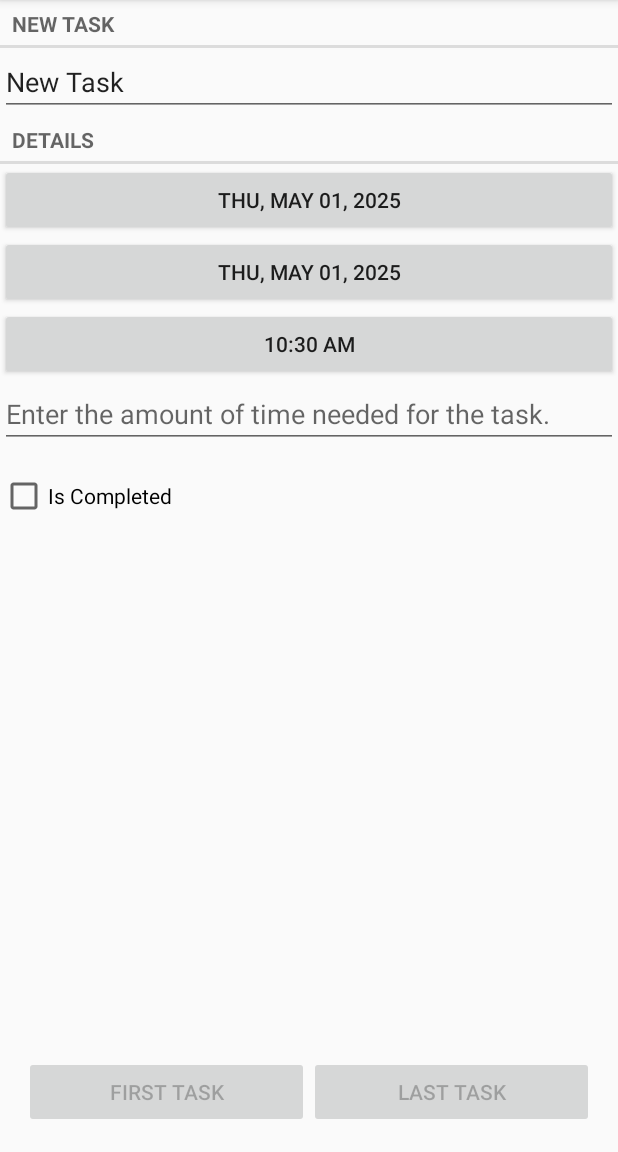
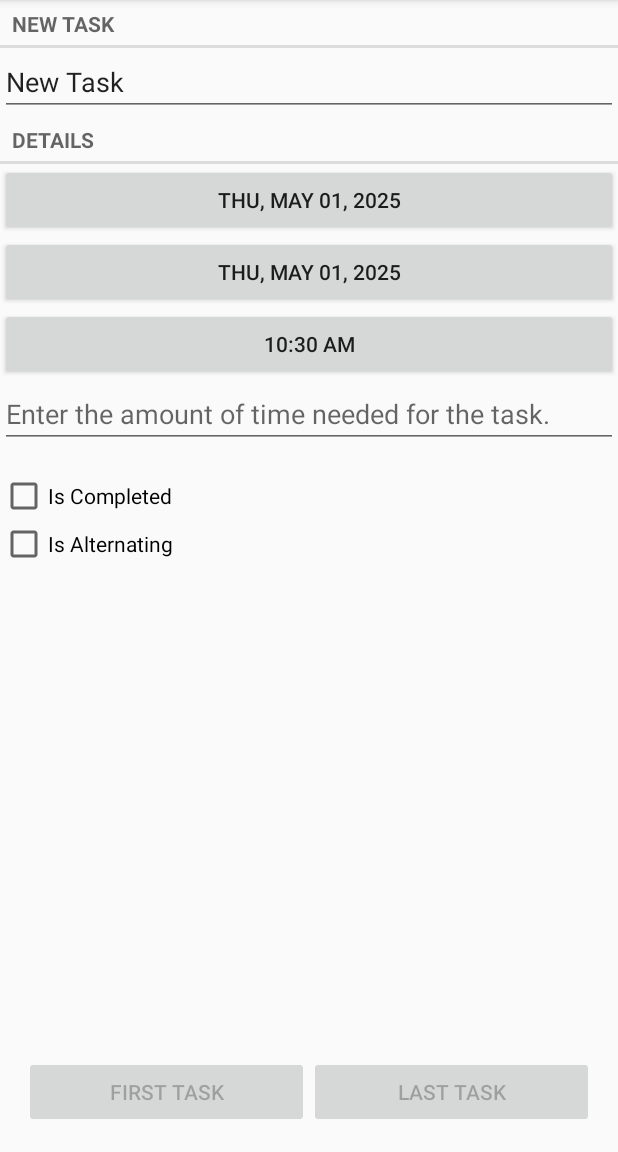
Before and after one commit to andycheng2018/SwiftTasks, an Android app: the screen it shows after launch (TaskPagerActivity), after a tap on "New Task", on a phone screen of 412 x 824 dp, the part 84-1236 px from its top. Run offline under Robolectric (Android 15) with nearby library versions, the phone set to English and light mode, and no system bars.

Commit message:
added alternating days

```diff
--- a/app/src/main/java/com/example/scheduleapp/Task.java
+++ b/app/src/main/java/com/example/scheduleapp/Task.java
@@ -13,6 +13,7 @@ public class Task {
     private Calendar dueDate;
     private int timeNeeded;
     private boolean isCompleted;
+    private boolean isAlternating;
     private boolean taskChanged;
 
     private long remainingTimeMillis;
@@ -84,6 +85,9 @@ public class Task {
     public boolean isCompleted() { return isCompleted; }
     public void setCompleted(boolean isCompleted) { this.isCompleted = isCompleted; }
 
+    public boolean isAlternating() { return isAlternating; }
+    public void setAlternating(boolean isAlternating) { this.isAlternating = isAlternating; }
+
     public void setTaskChanged(boolean taskChanged) {
         this.taskChanged = taskChanged;
     }
--- a/app/src/main/java/com/example/scheduleapp/TaskDbSchema/TaskBaseHelper.java
+++ b/app/src/main/java/com/example/scheduleapp/TaskDbSchema/TaskBaseHelper.java
@@ -14,7 +14,7 @@ public class TaskBaseHelper extends SQLiteOpenHelper {
 
     @Override
     public void onCreate(SQLiteDatabase db) {
-        db.execSQL("create table " + TaskDbSchema.TaskTable.NAME + "(" + " _id integer primary key autoincrement, " + TaskDbSchema.TaskTable.Cols.UUID + ", " + TaskDbSchema.TaskTable.Cols.ASSIGNMENT_NAME + ", " + TaskDbSchema.TaskTable.Cols.START_DATE + ", " + TaskDbSchema.TaskTable.Cols.DUE_DATE + ", " + TaskDbSchema.TaskTable.Cols.TIME_NEEDED + ", " + TaskDbSchema.TaskTable.Cols.IS_COMPLETED + ")");
+        db.execSQL("create table " + TaskDbSchema.TaskTable.NAME + "(" + " _id integer primary key autoincrement, " + TaskDbSchema.TaskTable.Cols.UUID + ", " + TaskDbSchema.TaskTable.Cols.ASSIGNMENT_NAME + ", " + TaskDbSchema.TaskTable.Cols.START_DATE + ", " + TaskDbSchema.TaskTable.Cols.DUE_DATE + ", " + TaskDbSchema.TaskTable.Cols.TIME_NEEDED + ", " + TaskDbSchema.TaskTable.Cols.IS_COMPLETED + ", " + TaskDbSchema.TaskTable.Cols.IS_ALTERNATING + ")");
     }
     @Override
     public void onUpgrade(SQLiteDatabase db, int oldVersion, int newVersion) {
--- a/app/src/main/java/com/example/scheduleapp/TaskDbSchema/TaskCursorWriter.java
+++ b/app/src/main/java/com/example/scheduleapp/TaskDbSchema/TaskCursorWriter.java
@@ -20,11 +20,13 @@ public class TaskCursorWriter extends CursorWrapper {
         long dueDate = getLong(getColumnIndex(TaskDbSchema.TaskTable.Cols.DUE_DATE));
         int timeNeeded = getInt(getColumnIndex(TaskDbSchema.TaskTable.Cols.TIME_NEEDED));
         int isCompleted= getInt(getColumnIndex(TaskDbSchema.TaskTable.Cols.IS_COMPLETED));
+        int isAlternating = getInt(getColumnIndex(TaskDbSchema.TaskTable.Cols.IS_ALTERNATING));
 
         Task task = new Task(UUID.fromString(uuidString));
         task.setAssignmentName(assignmentName);
         task.setTimeNeeded(timeNeeded);
         task.setCompleted(isCompleted != 0);
+        task.setAlternating(isAlternating != 0);
 
         GregorianCalendar startCalendar = new GregorianCalendar();
         startCalendar.setTimeInMillis(startDate);
--- a/app/src/main/java/com/example/scheduleapp/TaskDbSchema/TaskDbSchema.java
+++ b/app/src/main/java/com/example/scheduleapp/TaskDbSchema/TaskDbSchema.java
@@ -11,6 +11,7 @@ public class TaskDbSchema {
             public static final String DUE_DATE = "dueDate";
             public static final String TIME_NEEDED = "timeNeeded";
             public static final String IS_COMPLETED = "isCompleted";
+            public static final String IS_ALTERNATING = "isAlternating";
         }
     }
 }
--- a/app/src/main/java/com/example/scheduleapp/TaskFragment.java
+++ b/app/src/main/java/com/example/scheduleapp/TaskFragment.java
@@ -38,6 +38,7 @@ public class TaskFragment extends Fragment {
     private Button dueTimeButton;
     private EditText timeNeeded;
     private CheckBox isCompleted;
+    private CheckBox isAlternating;
 
     public static TaskFragment newInstance(UUID taskID) {
         Bundle args = new Bundle();
@@ -127,6 +128,10 @@ public class TaskFragment extends Fragment {
         isCompleted.setChecked(task.isCompleted());
         isCompleted.setOnCheckedChangeListener((buttonView, isChecked) -> task.setCompleted(isChecked));
 
+        isAlternating = v.findViewById(R.id.is_alternating);
+        isAlternating.setChecked(task.isAlternating());
+        isAlternating.setOnCheckedChangeListener((buttonView, isChecked) -> task.setAlternating(isChecked));
+
         return v;
     }
 
--- a/app/src/main/java/com/example/scheduleapp/TaskLab.java
+++ b/app/src/main/java/com/example/scheduleapp/TaskLab.java
@@ -96,6 +96,7 @@ public class TaskLab {
         values.put(TaskDbSchema.TaskTable.Cols.DUE_DATE, task.getDueDate().getTimeInMillis());
         values.put(TaskDbSchema.TaskTable.Cols.TIME_NEEDED, task.getTimeNeeded());
         values.put(TaskDbSchema.TaskTable.Cols.IS_COMPLETED, task.isCompleted() ? 1 : 0);
+        values.put(TaskDbSchema.TaskTable.Cols.IS_ALTERNATING, task.isAlternating() ? 1 : 0);
 
         return values;
     }
--- a/app/src/main/res/layout/fragment_task.xml
+++ b/app/src/main/res/layout/fragment_task.xml
@@ -79,4 +79,15 @@
         app:layout_constraintHorizontal_bias="0.0"
         app:layout_constraintStart_toStartOf="parent"
         app:layout_constraintTop_toBottomOf="@+id/task_timeNeeded" />
+
+    <CheckBox
+        android:id="@+id/is_alternating"
+        android:layout_width="0dp"
+        android:layout_height="wrap_content"
+        android:layout_marginTop="48dp"
+        android:text="Is Alternating"
+        app:layout_constraintEnd_toEndOf="parent"
+        app:layout_constraintHorizontal_bias="0.0"
+        app:layout_constraintStart_toStartOf="parent"
+        app:layout_constraintTop_toBottomOf="@+id/task_timeNeeded" />
 </androidx.constraintlayout.widget.ConstraintLayout>
```
Also changed, not shown: app/src/main/java/com/example/scheduleapp/CalendarActivity.java (+15 -7 lines).
